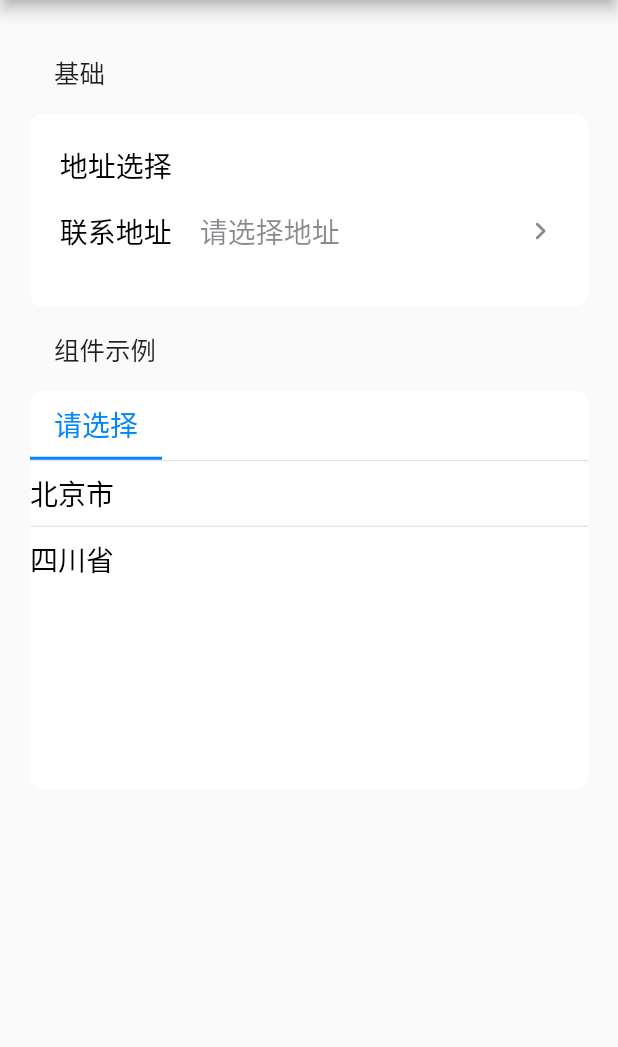
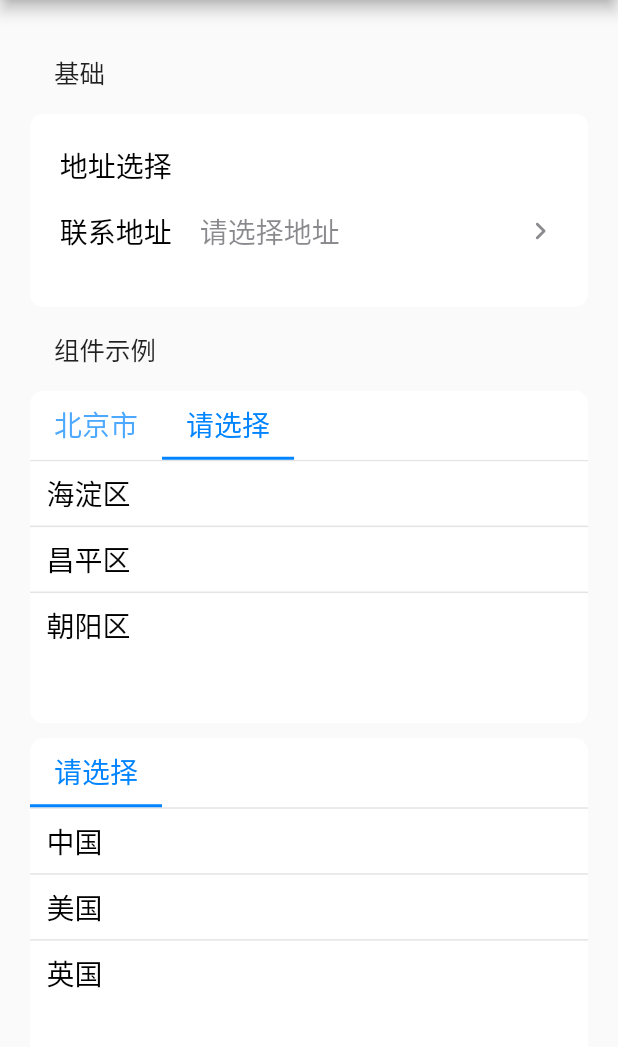
Before and after one commit to leohsun/leoui, a Flutter app: the TabPickerPage screen opened by its route, after a tap on "北京市", on a phone screen of 412 x 824 dp, the part 84-1131 px from its top. Run offline on Flutter 3.47's test engine with Material 2 defaults, Android fonts, the phone set to English and light mode, and no system bars; missing offline and left inert: rational.

Commit message:
complete tabPicker and add scalableText to selector

```diff
--- a/example/lib/pages/selector.dart
+++ b/example/lib/pages/selector.dart
@@ -41,12 +41,12 @@ class _SelectorPageState extends State<SelectorPage> {
                     brightness: LeouiBrightness.dark,
                     dataList: [
                       [
-                        {'label': '中国'},
+                        {'label': '中国中国中国中国中国中国中国中国中国中国中国中国'},
                         {'label': '美国'},
                         {'label': '英国'},
                       ],
                       [
-                        {'label': '男'},
+                        {'label': '男男男男男男男男男男'},
                         {'label': '女'},
                       ],
                       [
--- a/example/lib/pages/tabPikcer.dart
+++ b/example/lib/pages/tabPikcer.dart
@@ -22,6 +22,7 @@ class _TabPickerPageState extends State<TabPickerPage> {
           title: Text('TabPicker-多频道选择器'),
         ),
         body: SafeArea(
+          child: SingleChildScrollView(
             child: Padding(
               padding: EdgeInsets.all(20),
               child: Container(
@@ -47,8 +48,79 @@ class _TabPickerPageState extends State<TabPickerPage> {
                     ListTile(
                       title: Text('组件示例'),
                     ),
-                  TabPicker()
+                    TabPicker(
+                      dataList: [
+                        [
+                          {
+                            "value": "pk",
+                            "label": "北京市",
+                            "children": [
+                              {"value": "hd", "label": "海淀区"},
+                              {"value": "cp", "label": "昌平区"},
+                              {"value": "cy", "label": "朝阳区"}
+                            ]
+                          },
+                          {
+                            "value": "sc",
+                            "label": "四川省",
+                            "children": [
+                              {
+                                "value": "cd",
+                                "label": "成都市",
+                                "children": [
+                                  {"value": "gx", "label": "高新区"},
+                                  {"value": "qy", "label": "青羊区"}
+                                ]
+                              },
+                              {
+                                "value": "my",
+                                "label": "绵阳市",
+                                "children": [
+                                  {"value": "jn", "label": "金牛区"}
+                                ]
+                              },
+                              {"value": "lz", "label": "泸州市"},
+                              {"value": "dy", "label": "德阳市"},
+                              {"value": "ms", "label": "眉山市"},
+                              {"value": "ls", "label": "乐山市"},
+                              {"value": "yb", "label": "宜宾市"},
+                              {"value": "ya", "label": "雅安市"},
+                              {"value": "zg", "label": "自贡市"},
+                              {"value": "pzh", "label": "攀枝花市"},
+                              {"value": "sn", "label": "遂宁市"},
+                              {"value": "nc", "label": "南充市"},
+                              {"value": "nj", "label": "内江市"},
+                              {"value": "dz", "label": "达州市"},
+                              {"value": "ga", "label": "广安市"}
+                            ]
+                          },
+                        ]
                       ],
+                      linkage: true,
+                    ),
+                    SizedBox(
+                      height: 10,
+                    ),
+                    TabPicker(
+                      dataList: [
+                        [
+                          {'label': '中国'},
+                          {'label': '美国'},
+                          {'label': '英国'},
+                        ],
+                        [
+                          {'label': '男'},
+                          {'label': '女'},
+                        ],
+                        [
+                          {'label': '学生'},
+                          {'label': '工人'},
+                          {'label': '教师'},
+                        ],
+                      ],
+                    )
+                  ],
+                ),
               ),
             ),
           ),
--- /dev/null
+++ b/lib/ui/packages/scalableText/scalableText.dart
@@ -0,0 +1,104 @@
+import 'package:flutter/widgets.dart';
+import 'package:leoui/utils/index.dart';
+
+class ScalableText extends StatelessWidget {
+  final String content;
+  final double? minFontSize;
+  final int maxLines;
+  final TextOverflow overflow;
+  final TextStyle? style;
+  final TextAlign textAlign;
+  final TextDirection textDirection;
+  const ScalableText(this.content,
+      {Key? key,
+      this.minFontSize,
+      this.maxLines = 1,
+      this.overflow = TextOverflow.ellipsis,
+      this.style,
+      this.textDirection = TextDirection.ltr,
+      this.textAlign = TextAlign.left})
+      : super(key: key);
+
+  @override
+  Widget build(BuildContext context) {
+    if (minFontSize == null) {
+      return FittedBox(
+          child: Text(
+        content,
+        style: style,
+        textAlign: textAlign,
+        textDirection: textDirection,
+        maxLines: maxLines,
+        overflow: overflow,
+      ));
+    }
+
+    TextPainter _painter = TextPainter(
+        text: TextSpan(text: content, style: style),
+        textAlign: textAlign,
+        textScaleFactor: 1,
+        maxLines: maxLines,
+        textDirection: TextDirection.ltr);
+
+    return LayoutBuilder(
+      builder: (context, constrans) {
+        _painter.layout(maxWidth: constrans.maxWidth);
+        double textScaleFactor = 1;
+
+        bool isOverflow = _painter.didExceedMaxLines;
+
+        double? currentTextFontSize = _painter.text!.style!.fontSize ??
+            DefaultTextStyle.of(context).style.fontSize;
+
+        double minTextScaleFactor = double.parse(
+            (minFontSize! / currentTextFontSize!).toStringAsFixed(2));
+        if (isOverflow) {
+          // scaleFactor = 1
+          _painter.textScaleFactor = minTextScaleFactor;
+          _painter.layout(maxWidth: constrans.maxWidth);
+          bool isOverflowInMinScaleFactor = _painter.didExceedMaxLines;
+
+          if (isOverflowInMinScaleFactor) {
+            textScaleFactor = minTextScaleFactor;
+          } else {
+            // loop from [minTextScaleFactor] to [1]
+            // locate the middle value to rudece loop times
+            double step = (1 - minTextScaleFactor) / 2 * 100;
+            double middleTextScaleFactor = minTextScaleFactor + step / 100;
+
+            _painter.textScaleFactor = middleTextScaleFactor;
+
+            _painter.layout(maxWidth: constrans.maxWidth);
+
+            bool isOverflowInMidScaleFactor = _painter.didExceedMaxLines;
+
+            double deltaFactor = isOverflowInMidScaleFactor ? -0.01 : 0.01;
+            while (--step > 0) {
+              // to find a suitable one in range
+              middleTextScaleFactor = NumberPrecision.plus(
+                  [middleTextScaleFactor.toString(), deltaFactor.toString()]);
+              _painter.textScaleFactor = middleTextScaleFactor;
+              _painter.layout(maxWidth: constrans.maxWidth);
+              bool isOverflowInRangeScaleFactor = _painter.didExceedMaxLines;
+              if (!isOverflowInRangeScaleFactor) {
+                textScaleFactor = _painter.textScaleFactor;
+                // right here; break the loop
+                break;
+              }
+            }
+          }
+        }
+
+        return Text(
+          content,
+          style: style,
+          textAlign: textAlign,
+          textDirection: textDirection,
+          textScaleFactor: textScaleFactor,
+          maxLines: maxLines,
+          overflow: overflow,
+        );
+      },
+    );
+  }
+}
--- a/lib/ui/packages/selector/selector.dart
+++ b/lib/ui/packages/selector/selector.dart
@@ -3,6 +3,7 @@ library leo_ui.selector;
 import 'package:flutter/cupertino.dart';
 import 'package:flutter/material.dart';
 import 'package:leoui/config/index.dart';
+import 'package:leoui/ui/packages/scalableText/scalableText.dart';
 import 'package:leoui/utils/index.dart';
 
 // ignore: todo
@@ -138,6 +139,8 @@ class Selector extends StatefulWidget {
 class _SelectorState extends State<Selector> {
   List<List> _dataList = [];
 
+  GlobalKey selectorContainer = GlobalKey();
+
   List<FixedExtentScrollController> _scrollControllerList = [];
 
   List<int> activeIndexList = [];
@@ -244,11 +247,28 @@ class _SelectorState extends State<Selector> {
   Widget _buildCell(
     String label,
   ) {
+    // RenderBox selector =
+    //     selectorContainer.currentContext!.findRenderObject() as RenderBox;
+    // print(selector.size.width);
+    // return Container(
+    //   height: LeoSize.itemExtent,
+    //   child: Center(
+    //     child: Text(
+    //       label,
+    //       overflow: TextOverflow.ellipsis,
+    //       style: TextStyle(
+    //           fontSize: sz(LeoSize.fontSize.content),
+    //           color: theme.labelPrimaryColor),
+    //       maxLines: 1,
+    //     ),
+    //   ),
+    // );
     return Container(
       height: LeoSize.itemExtent,
       child: Center(
-        child: Text(
+        child: ScalableText(
           label,
+          minFontSize: sz(10),
           overflow: TextOverflow.ellipsis,
           style: TextStyle(
               fontSize: sz(LeoSize.fontSize.content),
@@ -315,6 +335,7 @@ class _SelectorState extends State<Selector> {
 
     return Container(
       height: widget.selectorHeight,
+      key: selectorContainer,
       color: theme.backgroundPrimaryColor,
       child: Row(
         mainAxisSize: MainAxisSize.min,
--- a/lib/ui/packages/tabPicker/tabPicker.dart
+++ b/lib/ui/packages/tabPicker/tabPicker.dart
@@ -3,11 +3,13 @@ import 'package:flutter/material.dart';
 import 'package:flutter/widgets.dart';
 import 'package:leoui/config/size.dart';
 import 'package:leoui/config/theme.dart';
+import 'package:leoui/leoui.dart';
+import 'package:leoui/ui/packages/scalableText/scalableText.dart';
 import 'package:leoui/utils/index.dart';
 import 'package:leoui/utils/size.dart';
 
 class TabPicker extends StatefulWidget {
-  final List dataList;
+  final List<List> dataList;
   final String columnKey;
   final String childrenKey;
   final LeouiBrightness? brightness;
@@ -17,91 +19,133 @@ class TabPicker extends StatefulWidget {
   TabPicker(
       {Key? key,
       this.columnKey = 'label',
-      this.childrenKey = 'options',
+      this.childrenKey = 'children',
       this.brightness = LeouiBrightness.light,
       this.linkage = false,
       double? selectorHeight,
-      this.dataList = const [
-        {
-          "value": "pk",
-          "label": "北京市",
-          "children": {
-            "name": "block",
-            "label": "请选择",
-            "options": [
-              {"value": "hd", "label": "海淀区"},
-              {"value": "cp", "label": "昌平区"},
-              {"value": "cy", "label": "朝阳区"}
-            ]
-          }
-        },
-        {
-          "value": "sc",
-          "label": "四川省",
-          "children": {
-            "name": "city",
-            "label": "请选择",
-            "options": [
-              {
-                "value": "cd",
-                "label": "成都市",
-                "children": {
-                  "name": "block",
-                  "label": "请选择",
-                  "options": [
-                    {"value": "gx", "label": "高新区"},
-                    {"value": "qy", "label": "青羊区"}
-                  ]
-                }
-              },
-              {
-                "value": "my",
-                "label": "绵阳市",
-                "children": {
-                  "name": "block",
-                  "label": "请选择",
-                  "options": [
-                    {"value": "jn", "label": "金牛区"}
-                  ]
-                }
-              },
-              {"value": "lz", "label": "泸州市"},
-              {"value": "dy", "label": "德阳市"},
-              {"value": "ms", "label": "眉山市"},
-              {"value": "ls", "label": "乐山市"},
-              {"value": "yb", "label": "宜宾市"},
-              {"value": "ya", "label": "雅安市"},
-              {"value": "zg", "label": "自贡市"},
-              {"value": "pzh", "label": "攀枝花市"},
-              {"value": "sn", "label": "遂宁市"},
-              {"value": "nc", "label": "南充市"},
-              {"value": "nj", "label": "内江市"},
-              {"value": "dz", "label": "达州市"},
-              {"value": "ga", "label": "广安市"}
-            ]
-          }
-        }
-      ]})
-      : selectorHeight = selectorHeight ?? sz(LeoSize.itemExtent * 5),
+      required this.dataList})
+      : selectorHeight = selectorHeight ?? sz(LeoSize.itemExtent * 4),
         super(key: key);
 
   @override
   _TabPickerState createState() => _TabPickerState();
 }
 
-class _TabPickerState extends State<TabPicker> {
+class _TabPickerState extends State<TabPicker>
+    with SingleTickerProviderStateMixin {
   List selectedDataList = [{}];
 
-  void _handleSelectChange(cellIdx) {
-    print(cellIdx);
+  late List<List> columnDataList;
+
+  late BuildContext tabContext;
+
+  void _handleSelectChange(int columnIdx, int cellIdx) {
+    setState(() {
+      selectedDataList[columnIdx] = columnDataList[columnIdx][cellIdx];
+    });
+    _initNextTabData(columnIdx, cellIdx);
   }
 
-  List columnData = [{}];
+  void _initNextTabData(int columnIdx, int cellIdx) {
+    if (widget.linkage) {
+      List? children = columnDataList[columnIdx][cellIdx][widget.childrenKey];
+      if (children != null && children.length > 1) {
+        if (columnIdx < columnDataList.length - 1) {
+          columnDataList
+              .replaceRange(columnIdx + 1, columnDataList.length, [children]);
+          selectedDataList
+              .replaceRange(columnIdx + 1, selectedDataList.length, [{}]);
+        } else {
+          columnDataList.add(children);
+          selectedDataList.add({});
+        }
+      } else {
+        columnDataList.removeRange(columnIdx + 1, columnDataList.length);
+        selectedDataList.removeRange(columnIdx + 1, selectedDataList.length);
+
+        handleSelectSubmit();
+      }
+      animateTabIndex();
+    } else {
+      if (columnIdx == columnDataList.length - 1) {
+        if (columnDataList.length < widget.dataList.length) {
+          columnDataList.add(widget.dataList[columnIdx + 1]);
+          selectedDataList.add({});
+          animateTabIndex();
+        }
+      }
+
+      if (selectedDataList.length == widget.dataList.length &&
+          selectedDataList.last.length != 0) handleSelectSubmit();
+    }
+  }
+
+  void animateTabIndex() {
+    setState(() {});
+    WidgetsBinding.instance!.addPostFrameCallback((timeStamp) {
+      if (DefaultTabController.of(tabContext) == null) return;
+
+      DefaultTabController.of(tabContext)!
+          .animateTo(selectedDataList.length - 1);
+    });
+  }
+
+  void handleSelectSubmit() {
+    var submitList = selectedDataList.map((e) {
+      Map data = Map.from(e);
+      data.remove(widget.childrenKey);
+      return data;
+    });
+    showAlert(content: submitList.toString());
+  }
 
   @override
   void initState() {
-    columnData = widget.dataList;
+    columnDataList = [widget.dataList.first];
     super.initState();
+  }
+
+  Widget _buildTabViewChild(
+      List columnData, int columnIndex, LeoThemeData theme) {
+    return CustomScrollView(
+      slivers: [
+        ...mapWithIndex(
+          columnData,
+          ((data, idx) {
+            bool isSelected = selectedDataList[columnIndex][widget.columnKey] ==
+                data[widget.columnKey];
+            return SliverToBoxAdapter(
+              child: buildButtonWidget(
+                onPress: () {
+                  _handleSelectChange(columnIndex, idx);
+                },
+                child: Container(
+                  decoration: BoxDecoration(
+                      border: Border(
+                          top: BorderSide(color: theme.fillPrimaryColor))),
+                  height: sz(LeoSize.itemExtent),
+                  child: Padding(
+                    padding: EdgeInsets.symmetric(horizontal: sz(10)),
+                    child: Align(
+                      alignment: Alignment.centerLeft,
+                      child: ScalableText(
+                        data[widget.columnKey] ?? 'unknown',
+                        minFontSize: sz(10),
+                        style: TextStyle(
+                            fontSize: sz(LeoSize.fontSize.content),
+                            color: isSelected
+                                ? theme.userAccentColor
+                                : theme.labelPrimaryColor),
+                      ),
+                    ),
+                  ),
+                ),
+              ),
+            );
+          }),
+        )
+      ],
+    );
   }
 
   @override
@@ -115,8 +159,10 @@ class _TabPickerState extends State<TabPicker> {
           borderRadius: BorderRadius.circular(sz(LeoSize.cardBorderRadius)),
         ),
         child: DefaultTabController(
-          length: selectedDataList.length == 0 ? 1 : selectedDataList.length,
-          child: Column(
+            length: selectedDataList.length,
+            child: Builder(builder: (BuildContext ctx) {
+              tabContext = ctx;
+              return Column(
                 mainAxisSize: MainAxisSize.min,
                 children: [
                   Container(
@@ -126,54 +172,46 @@ class _TabPickerState extends State<TabPicker> {
                         indicatorColor: theme.userAccentColor,
                         isScrollable: true,
                         tabs: [
-                      Container(
+                          ...mapWithIndex(selectedDataList, (data, idx) {
+                            return Container(
                               height: sz(LeoSize.itemExtent),
                               child: Center(
                                 child: Text(
-                            '请选择',
-                            style:
-                                TextStyle(fontSize: sz(LeoSize.fontSize.title)),
+                                  data[widget.columnKey] ?? '请选择',
+                                  style: TextStyle(
+                                      fontSize: sz(LeoSize.fontSize.title)),
                                 ),
                               ),
-                      )
+                            );
+                          })
                         ]),
                   ),
                   Container(
                     height: widget.selectorHeight,
                     child: TabBarView(
                       children: [
-                    CustomScrollView(
-                      slivers: [
-                        ...columnData.map(
-                          (data) => SliverToBoxAdapter(
-                            child: buildButtonWidget(
-                              onPress: () {},
-                              child: Container(
-                                decoration: BoxDecoration(
-                                    border: Border(
-                                        top: BorderSide(
-                                            color: theme.fillPrimaryColor))),
-                                height: sz(LeoSize.itemExtent),
-                                child: Align(
-                                  alignment: Alignment.centerLeft,
-                                  child: Text(
-                                    data[widget.columnKey] ?? 'text',
-                                    style: TextStyle(
-                                        fontSize: sz(LeoSize.fontSize.content),
-                                        color: theme.labelPrimaryColor),
-                                  ),
-                                ),
-                              ),
-                            ),
-                          ),
-                        )
-                      ],
-                    ),
+                        ...mapWithIndex(columnDataList, (e, idx) {
+                          return _buildTabViewChild(e, idx, theme);
+                        })
                       ],
                     ),
                   ),
                 ],
-          )),
               );
+            })));
   }
 }
+
+class TabViewChild extends StatefulWidget {
+  const TabViewChild({Key? key}) : super(key: key);
+
+  @override
+  _TabViewChildState createState() => _TabViewChildState();
+}
+
+class _TabViewChildState extends State<TabViewChild> {
+  @override
+  Widget build(BuildContext context) {
+    return Container();
+  }
+}
--- a/lib/utils/functions.dart
+++ b/lib/utils/functions.dart
@@ -60,3 +60,13 @@ Widget buildBlurWidget({required Widget child, BorderRadius? borderRadius}) {
     ),
   );
 }
+
+typedef dynamic MapWithIndexCallBack(element, int index);
+
+List mapWithIndex(List data, MapWithIndexCallBack cb) {
+  List result = [];
+  for (int i = 0; i < data.length; i++) {
+    result.add(cb(data[i], i));
+  }
+  return result;
+}
--- a/lib/utils/index.dart
+++ b/lib/utils/index.dart
@@ -3,3 +3,4 @@ library leoui.utils;
 export './size.dart';
 export './setup.dart';
 export './functions.dart';
+export './numberPrecision.dart';
--- /dev/null
+++ b/lib/utils/numberPrecision.dart
@@ -0,0 +1,33 @@
+import 'package:rational/rational.dart';
+
+typedef NumberOperator = void Function({List T});
+
+class NumberPrecision {
+  static double times(List array) {
+    assert(array.isNotEmpty);
+    Rational result = array.reduce(
+        (value, element) => Rational.parse(value) * Rational.parse(element));
+    return double.parse(result.toStringAsFixed(2));
+  }
+
+  static double plus(List array) {
+    assert(array.isNotEmpty);
+    Rational result = array.reduce(
+        (value, element) => Rational.parse(value) + Rational.parse(element));
+    return double.parse(result.toStringAsFixed(2));
+  }
+
+  static double divide(List array) {
+    assert(array.isNotEmpty);
+    Rational result = array.reduce(
+        (value, element) => Rational.parse(value) / Rational.parse(element));
+    return double.parse(result.toStringAsFixed(2));
+  }
+
+  static double minus(List array) {
+    assert(array.isNotEmpty);
+    Rational result = array.reduce(
+        (value, element) => Rational.parse(value) - Rational.parse(element));
+    return double.parse(result.toStringAsFixed(2));
+  }
+}
--- a/pubspec.yaml
+++ b/pubspec.yaml
@@ -10,6 +10,7 @@ environment:
 dependencies:
   flutter:
     sdk: flutter
+  rational: ^1.2.1
 
 dev_dependencies:
   flutter_test:
```
Also changed, not shown: example/pubspec.lock, pubspec.lock. Lines whose indentation alone changed are shown as unchanged.
